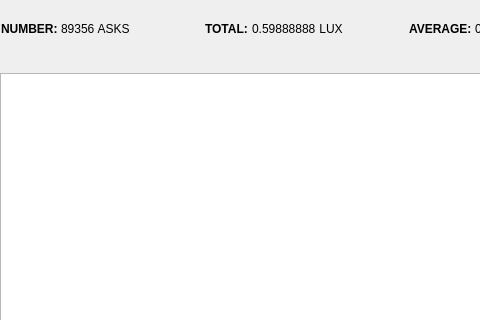
Qt form src/qt/forms/luxgatebidaskpanel.ui (LUX-Core/lux) before a commit; both pictures show x 0 to 480 and y 0 to 320 of the 612 by 420 pixel window.
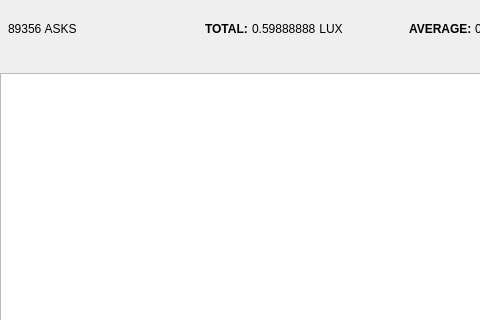
The same form after that commit.

The edit to the form file:
```diff
--- a/src/qt/forms/luxgatebidaskpanel.ui
+++ b/src/qt/forms/luxgatebidaskpanel.ui
@@ -77,7 +77,7 @@
             </font>
            </property>
            <property name="text">
-            <string>NUMBER: </string>
+            <string/>
            </property>
           </widget>
          </item>
```
